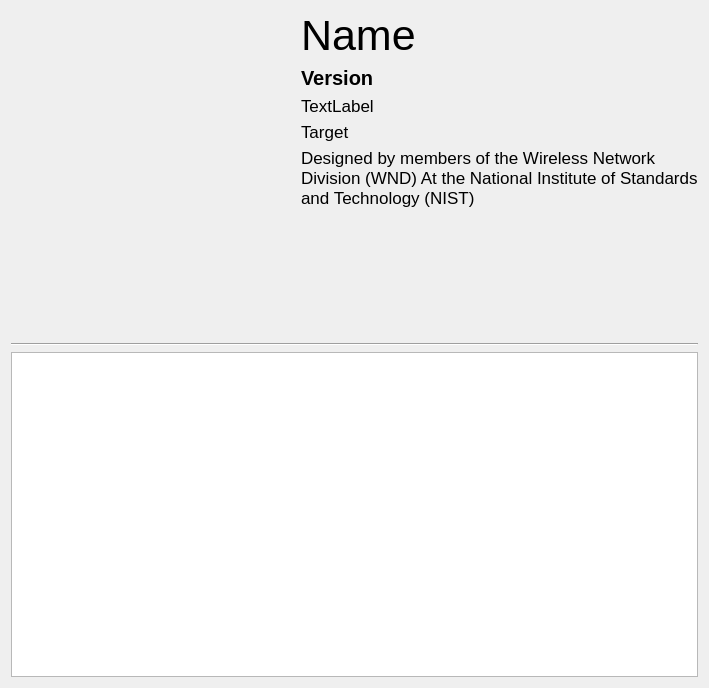
Above: src/window/about/AboutDialog.ui from usnistgov/NetSimulyzer before the change. Below: the same form after it.
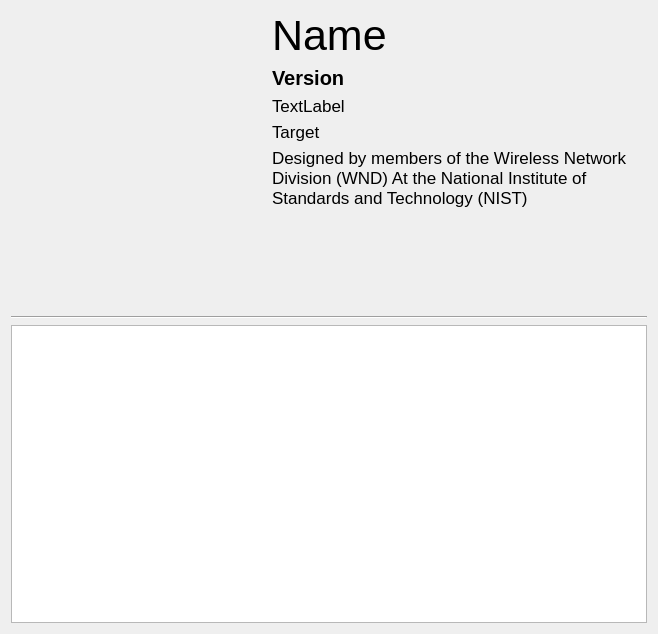
That is the form after the change. Icons and pictures are not drawn.

What changed in the file:
```diff
--- a/src/window/about/AboutDialog.ui
+++ b/src/window/about/AboutDialog.ui
@@ -9,8 +9,8 @@
    <rect>
     <x>0</x>
     <y>0</y>
-    <width>709</width>
-    <height>688</height>
+    <width>658</width>
+    <height>634</height>
    </rect>
   </property>
   <property name="sizePolicy">
@@ -32,15 +32,15 @@
      <item>
       <widget class="QLabel" name="labelLogo">
        <property name="sizePolicy">
-        <sizepolicy hsizetype="MinimumExpanding" vsizetype="MinimumExpanding">
+        <sizepolicy hsizetype="Fixed" vsizetype="Fixed">
          <horstretch>0</horstretch>
          <verstretch>0</verstretch>
         </sizepolicy>
        </property>
        <property name="minimumSize">
         <size>
-         <width>256</width>
-         <height>185</height>
+         <width>255</width>
+         <height>255</height>
         </size>
        </property>
        <property name="baseSize">
```
